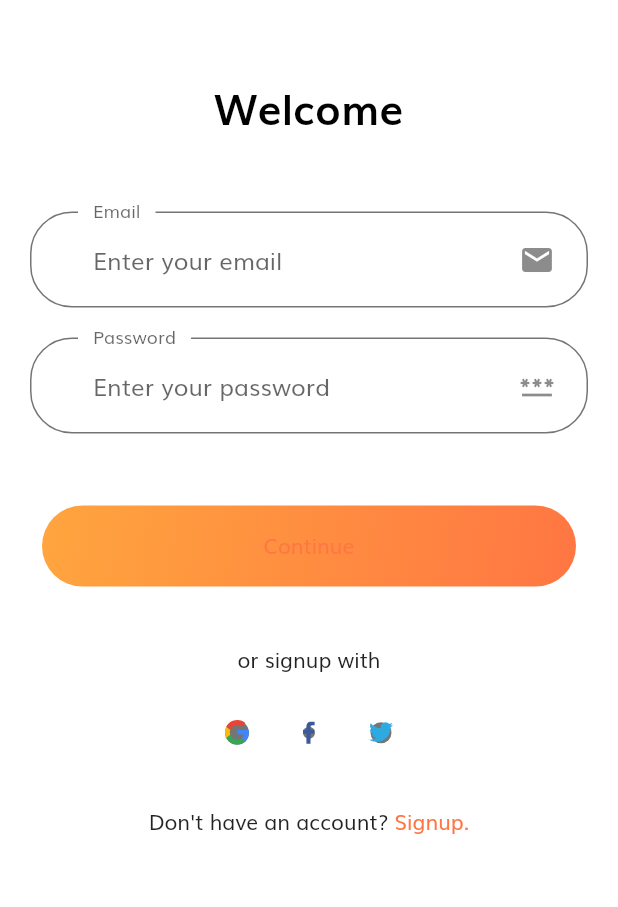
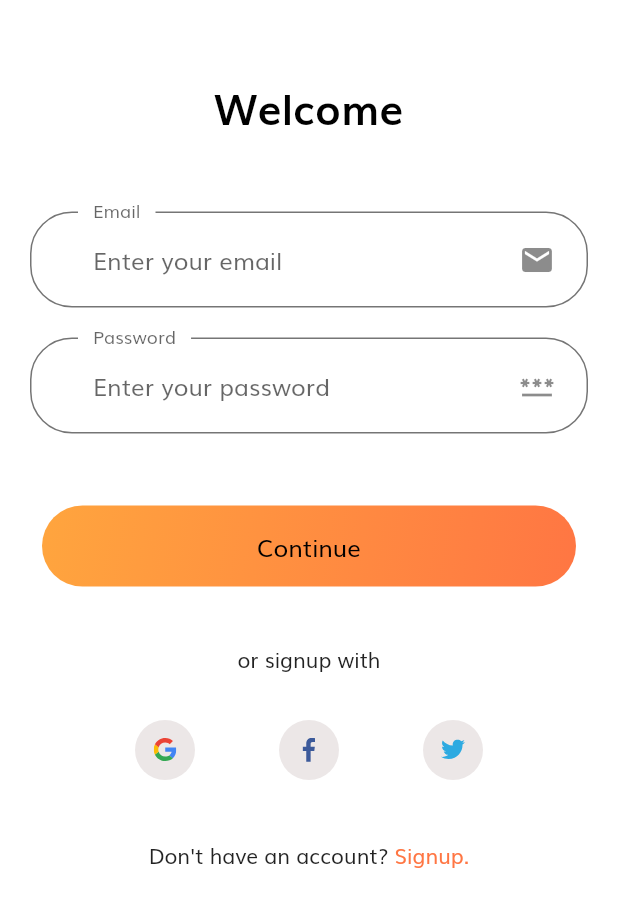
Before and after one commit to TubaNasir/ecommerce, a Flutter app: the Login screen opened directly, on a phone screen of 412 x 824 dp. Shown: the top 907 px of the screen. Run offline on Flutter 3.47's test engine with Material 2 defaults, Android fonts, the phone set to English and light mode, and no system bars; our stand-ins replace flutter_svg.

Commit message:
login fixed

```diff
--- a/lib/components/button.dart
+++ b/lib/components/button.dart
@@ -4,7 +4,7 @@ import 'package:ecommerce/constants.dart';
 class CustomButton extends StatelessWidget {
   const CustomButton({
     Key? key,
-    this.text,
+    required this.text,
     required this.pressed,
   }) : super(key: key);
   final String? text;
@@ -16,9 +16,7 @@ class CustomButton extends StatelessWidget {
       width: double.infinity,
       height: 70,
       child: TextButton(
-
         style: TextButton.styleFrom(
-          //foregroundColor: Colors.white,
           backgroundColor: Colors.white,
         ),
         onPressed: pressed,
@@ -34,6 +32,7 @@ class CustomButton extends StatelessWidget {
             child: Text(
               text!,
               textAlign: TextAlign.center,
+              style: Theme.of(context).textTheme.titleMedium,
             ),
           ),
         ),
--- a/lib/main.dart
+++ b/lib/main.dart
@@ -24,7 +24,7 @@ class MyApp extends StatelessWidget {
       debugShowCheckedModeBanner: false,
       title: 'Flutter Demo',
       theme: theme(),
-      home: const Home(),
+      home: const Login(),
     );
   }
 }
--- a/lib/screens/login.dart
+++ b/lib/screens/login.dart
@@ -1,4 +1,5 @@
 import 'package:ecommerce/constants.dart';
+import 'package:ecommerce/screens/signup.dart';
 import 'package:flutter/material.dart';
 import 'package:ecommerce/components/suffix_icon.dart';
 import 'package:ecommerce/components/button.dart';
@@ -55,7 +56,13 @@ class SignupRedirection extends StatelessWidget {
       mainAxisAlignment: MainAxisAlignment.center,
       children: [
         Text("Don't have an account?"),
-        Text(" Signup.", style: TextStyle(color: PrimaryColor)),
+        InkWell(
+            onTap: () {
+              Navigator.of(context).push(
+                MaterialPageRoute(builder: (context) => SignUp()),
+              );
+            },
+            child: Text(" Signup.", style: TextStyle(color: PrimaryColor))),
       ],
     );
   }
@@ -127,10 +134,18 @@ class LoginForm extends StatelessWidget {
           Row(
             mainAxisAlignment: MainAxisAlignment.center,
             children: [
-              SocialCard(icon: 'assets/icons/google-icon.svg', onPressed: () {},),
-              SocialCard(icon: 'assets/icons/facebook-2.svg', onPressed: () {},),
-              SocialCard(icon: 'assets/icons/twitter.svg', onPressed: () {},),
-
+              SocialCard(
+                icon: 'assets/icons/google-icon.svg',
+                onPressed: () {},
+              ),
+              SocialCard(
+                icon: 'assets/icons/facebook-2.svg',
+                onPressed: () {},
+              ),
+              SocialCard(
+                icon: 'assets/icons/twitter.svg',
+                onPressed: () {},
+              ),
             ],
           ),
           SizedBox(height: 20)
@@ -141,11 +156,8 @@ class LoginForm extends StatelessWidget {
 }
 
 class SocialCard extends StatelessWidget {
-   SocialCard({
-    Key? key,
-    required this.icon,
-    required this.onPressed
-  }) : super(key: key);
+  SocialCard({Key? key, required this.icon, required this.onPressed})
+      : super(key: key);
 
   final String icon;
   VoidCallback onPressed;
@@ -156,12 +168,15 @@ class SocialCard extends StatelessWidget {
       child: Padding(
         padding: const EdgeInsets.symmetric(horizontal: 18.0),
         child: Container(
-          decoration: BoxDecoration(
-            color: TextColor2,
-            shape: BoxShape.circle,
-          ),
-            child: SvgPicture.asset(icon)
-        ),
+            margin: EdgeInsets.symmetric(horizontal: 10),
+            padding: EdgeInsets.all(12),
+            height: 40,
+            width: 40,
+            decoration: BoxDecoration(
+              color: SecondaryColor,
+              shape: BoxShape.circle,
+            ),
+            child: Container(child: SvgPicture.asset(icon))),
       ),
       onTap: onPressed,
     );
```
Also changed, not shown: lib/screens/my_profile.dart (+0 -23 lines), lib/screens/signup.dart (added, +15 -0 lines).
